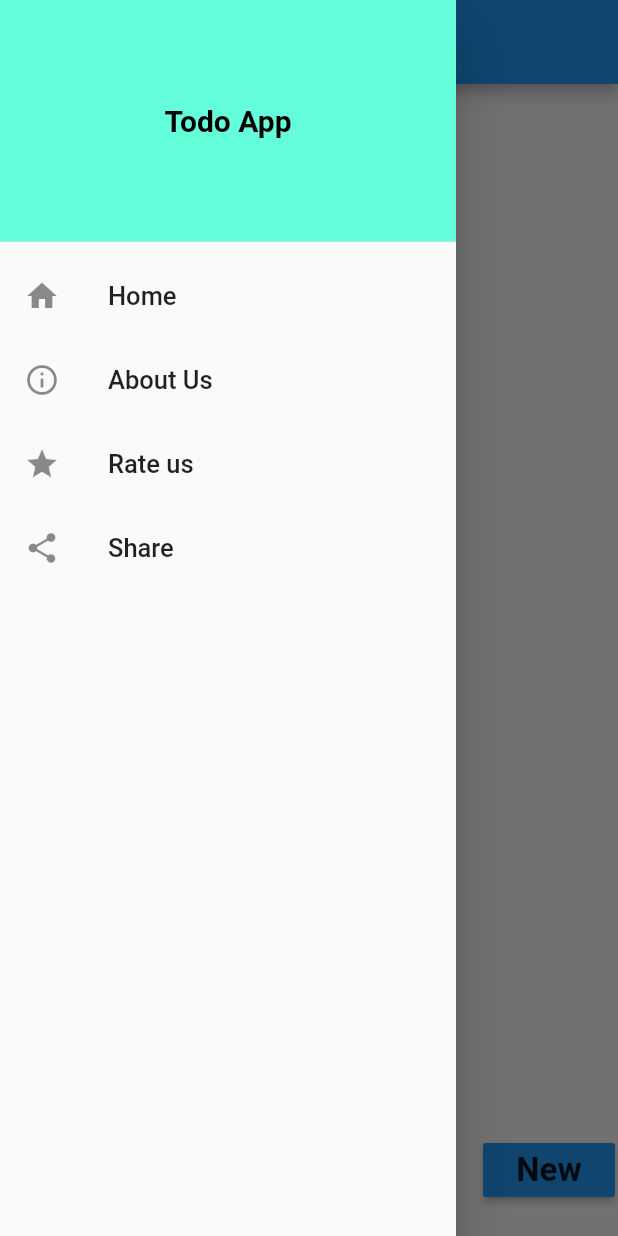
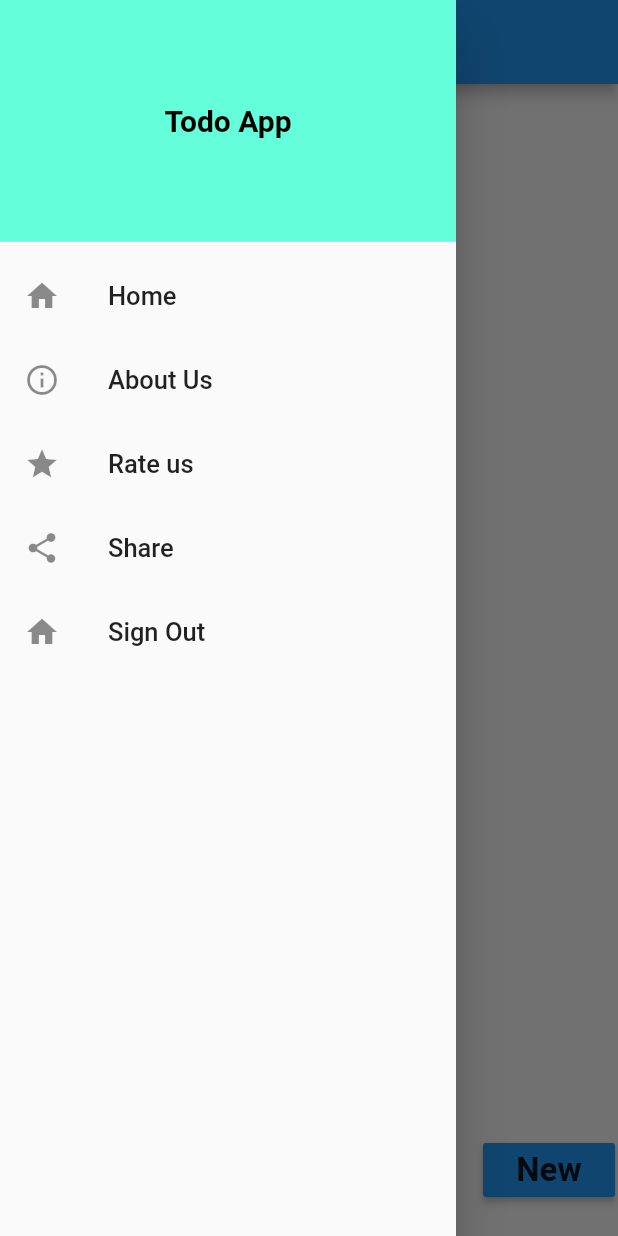
Before and after one commit to Ayush-Jung/Todo_Project, a Flutter app: the screen it shows once a user with an empty profile is signed in, with the side drawer open, on a phone screen of 412 x 824 dp. Run offline on Flutter 3.47's test engine with Material 2 defaults, Android fonts, the phone set to English and light mode, and no system bars; our stand-ins replace cloud_firestore, firebase_auth, firebase_core, share; accounts and stored records are empty.

Commit message:
added signout feature

```diff
--- a/todo/lib/widgets/drawer.dart
+++ b/todo/lib/widgets/drawer.dart
@@ -1,6 +1,6 @@
+import 'package:firebase_auth/firebase_auth.dart';
 import 'package:flutter/material.dart';
 import 'package:share/share.dart';
-import 'package:todo/screens/homePage.dart';
 import 'package:url_launcher/url_launcher.dart';
 
 class CustomDrawer extends StatelessWidget {
@@ -66,6 +66,16 @@ class CustomDrawer extends StatelessWidget {
               style: TextStyle(fontSize: 17.0),
             ),
           ),
+          ListTile(
+            onTap: () async {
+              await FirebaseAuth.instance.signOut();
+            },
+            leading: Icon(Icons.home),
+            title: Text(
+              "Sign Out",
+              style: TextStyle(fontSize: 17.0),
+            ),
+          ),
         ],
       ),
     );
```
